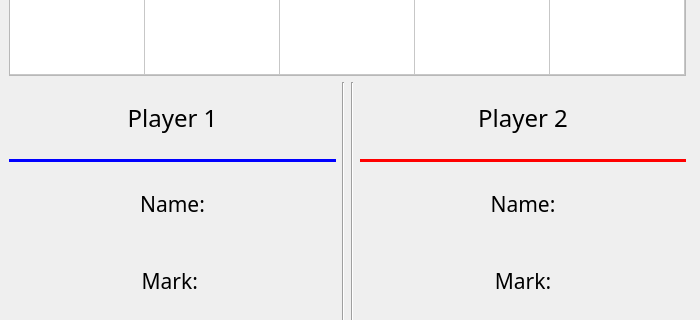
The window that mainwindow.ui (adhamhamdy3/Pyramid-Tic-Tac-Toe) describes before a commit, drawn with Qt 5; both pictures show x 0 to 700 and y 376 to 696 of the 700 by 800 pixel window.
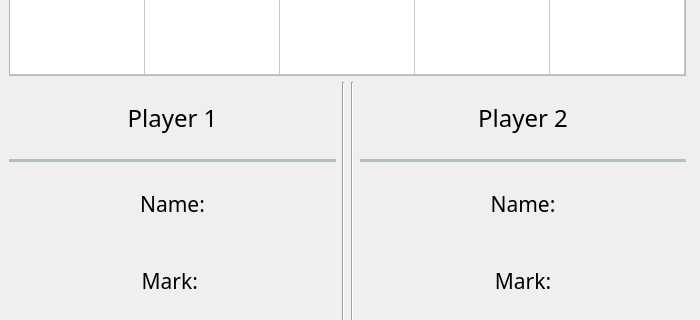
The same window after the commit.

Commit message: ai player logic modified

Diff of the .ui file:
```diff
--- a/mainwindow.ui
+++ b/mainwindow.ui
@@ -209,7 +209,7 @@
              </font>
             </property>
             <property name="styleSheet">
-             <string notr="true">color: blue;</string>
+             <string notr="true">color: #B0BEC5;</string>
             </property>
             <property name="frameShadow">
              <enum>QFrame::Shadow::Plain</enum>
@@ -310,7 +310,7 @@
           <item>
            <widget class="Line" name="line_2">
             <property name="styleSheet">
-             <string notr="true">color: red;</string>
+             <string notr="true">color: #B0BEC5;</string>
             </property>
             <property name="frameShadow">
              <enum>QFrame::Shadow::Plain</enum>
```
Left out of the diff: 6 changed lines with no effect on the pictures. The commit also changes 2 other files.
